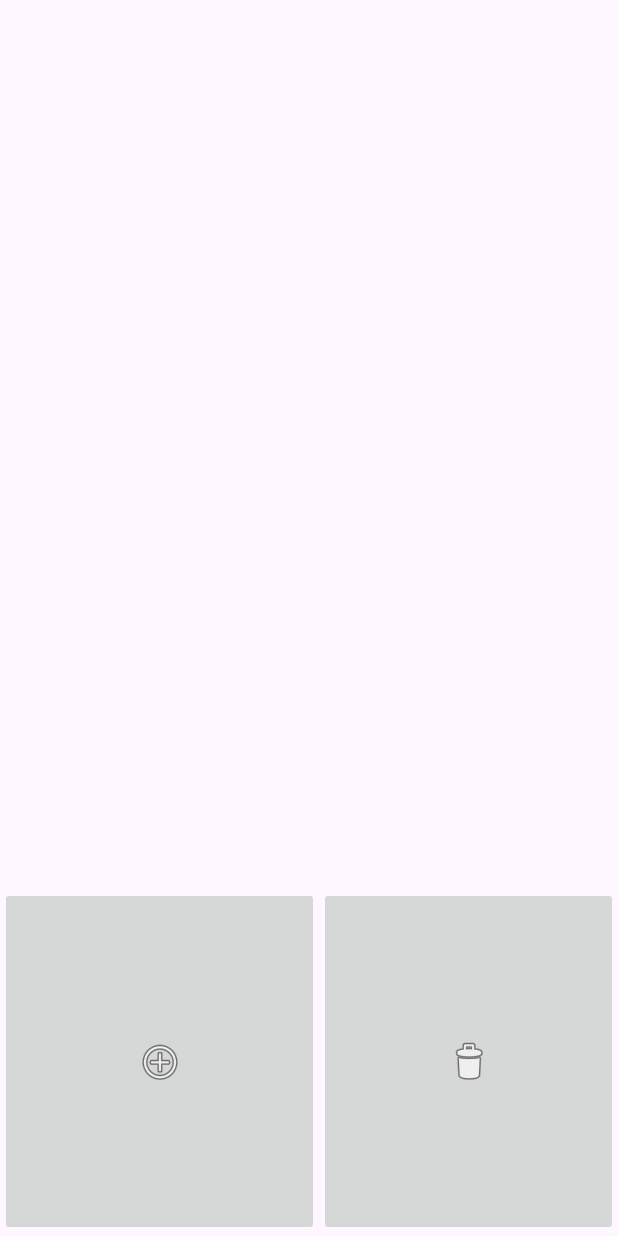
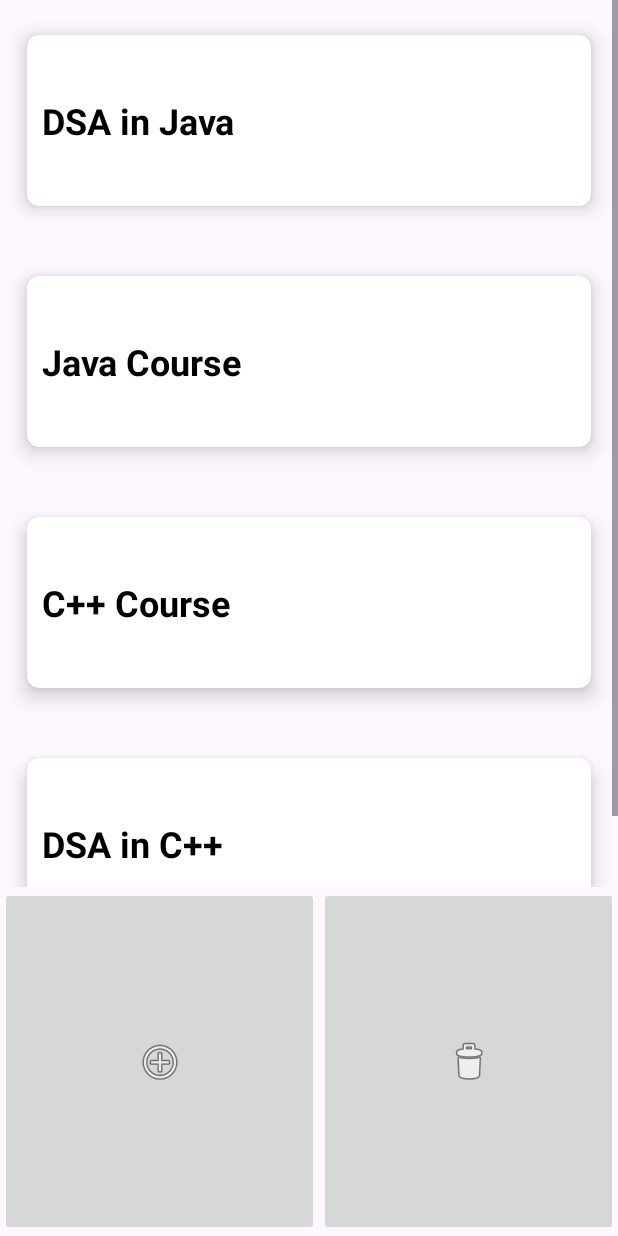
Before and after one commit to ayumahapat0/Sonic_Study, an Android app: the DecksHome screen opened directly, with no data from a screen before it, on a phone screen of 412 x 824 dp. Run offline under Robolectric (Android 15) with nearby library versions, the phone set to English and light mode, and no system bars.

Commit message:
added decks thumbnails

```diff
--- a/app/src/main/java/com/cs407/sonicstudy/DeckModel.kt
+++ b/app/src/main/java/com/cs407/sonicstudy/DeckModel.kt
@@ -1,14 +1,14 @@
 package com.cs407.sonicstudy
 
-class DeckModel (private var course_name: String) {
+class DeckModel (private var deck_name: String) {
 
     // Getter and Setter
     fun get_deck_name(): String {
-        return course_name
+        return deck_name
     }
 
     fun set_deck_name(course_name: String) {
-        this.course_name = course_name
+        this.deck_name = course_name
     }
 
 }
--- a/app/src/main/java/com/cs407/sonicstudy/DecksAdapter.kt
+++ b/app/src/main/java/com/cs407/sonicstudy/DecksAdapter.kt
@@ -17,7 +17,7 @@ class DecksAdapter(private val context: Context, decksModelArrayList: ArrayList<
     }
 
     override fun onBindViewHolder(holder: DecksAdapter.ViewHolder, position: Int) {
-        // to set data to textview and imageview of each card layout
+        // to set data to textview of each card layout
         val model: DeckModel = decksModelArrayList[position]
         holder.deckName.setText(model.get_deck_name())
     }
@@ -27,7 +27,7 @@ class DecksAdapter(private val context: Context, decksModelArrayList: ArrayList<
         return decksModelArrayList.size
     }
 
-    // View holder class for initializing of your views such as TextView and Imageview.
+    // View holder class for initializing of your views such as TextView.
     class ViewHolder(itemView: View) : RecyclerView.ViewHolder(itemView) {
         val deckName: TextView
         init {
--- a/app/src/main/java/com/cs407/sonicstudy/DecksHome.kt
+++ b/app/src/main/java/com/cs407/sonicstudy/DecksHome.kt
@@ -5,16 +5,35 @@ import androidx.activity.enableEdgeToEdge
 import androidx.appcompat.app.AppCompatActivity
 import androidx.core.view.ViewCompat
 import androidx.core.view.WindowInsetsCompat
+import androidx.recyclerview.widget.LinearLayoutManager
+import androidx.recyclerview.widget.RecyclerView
 
 class DecksHome : AppCompatActivity() {
     override fun onCreate(savedInstanceState: Bundle?) {
         super.onCreate(savedInstanceState)
-        enableEdgeToEdge()
         setContentView(R.layout.activity_decks_home)
-        ViewCompat.setOnApplyWindowInsetsListener(findViewById(R.id.main)) { v, insets ->
-            val systemBars = insets.getInsets(WindowInsetsCompat.Type.systemBars())
-            v.setPadding(systemBars.left, systemBars.top, systemBars.right, systemBars.bottom)
-            insets
-        }
+
+        val deckRV = findViewById<RecyclerView>(R.id.RVDecks)
+
+        // Here, we have created new array list and added data to it
+        val deckModelArrayList: ArrayList<DeckModel> = ArrayList<DeckModel>()
+        deckModelArrayList.add(DeckModel("DSA in Java"))
+        deckModelArrayList.add(DeckModel("Java Course"))
+        deckModelArrayList.add(DeckModel("C++ Course"))
+        deckModelArrayList.add(DeckModel("DSA in C++"))
+        deckModelArrayList.add(DeckModel("Kotlin for Android"))
+        deckModelArrayList.add(DeckModel("Java for Android"))
+        deckModelArrayList.add(DeckModel("HTML and CSS"))
+
+        // we are initializing our adapter class and passing our arraylist to it.
+        val deckAdapter = DecksAdapter(this, deckModelArrayList)
+
+        // below line is for setting a layout manager for our recycler view.
+        // here we are creating vertical list so we will provide orientation as vertical
+        val linearLayoutManager = LinearLayoutManager(this, LinearLayoutManager.VERTICAL, false)
+
+        // in below two lines we are setting layoutmanager and adapter to our recycler view.
+        deckRV.layoutManager = linearLayoutManager
+        deckRV.adapter = deckAdapter
     }
 }
--- a/app/src/main/java/com/cs407/sonicstudy/MainActivity.kt
+++ b/app/src/main/java/com/cs407/sonicstudy/MainActivity.kt
@@ -41,6 +41,8 @@ class MainActivity : AppCompatActivity() {
         return when (item.itemId){
             R.id.decks -> {
                 Toast.makeText(this, "Decks Selected", Toast.LENGTH_SHORT).show()
+                val intent = Intent(this, DecksHome::class.java)
+                startActivity(intent)
                 return true
             }
             R.id.settings -> {
--- a/app/src/main/res/layout/activity_decks_home.xml
+++ b/app/src/main/res/layout/activity_decks_home.xml
@@ -17,16 +17,11 @@
             android:layout_width="match_parent"
             android:layout_height="591dp">
 
-            <LinearLayout
+            <androidx.recyclerview.widget.RecyclerView
+                android:id="@+id/RVDecks"
                 android:layout_width="match_parent"
-                android:layout_height="wrap_content"
-                android:orientation="vertical">
+                android:layout_height="match_parent" />
 
-                <androidx.cardview.widget.CardView
-                    android:layout_width="match_parent"
-                    android:layout_height="wrap_content" />
-
-            </LinearLayout>
         </ScrollView>
 
         <LinearLayout
```
Also changed, not shown: app/src/main/java/com/cs407/sonicstudy/AddDeck.kt (+18 -20 lines).
